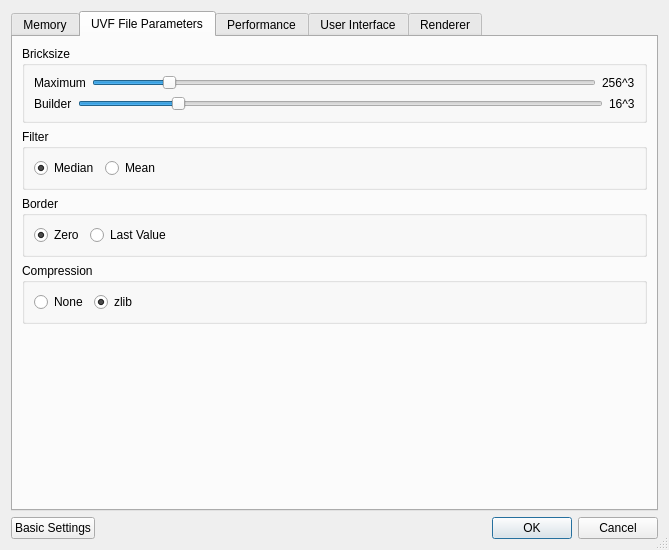
SCIInstitute/ImageVis3D, file ImageVis3D/UI/UI/SettingsDlg.ui: the form before one commit.
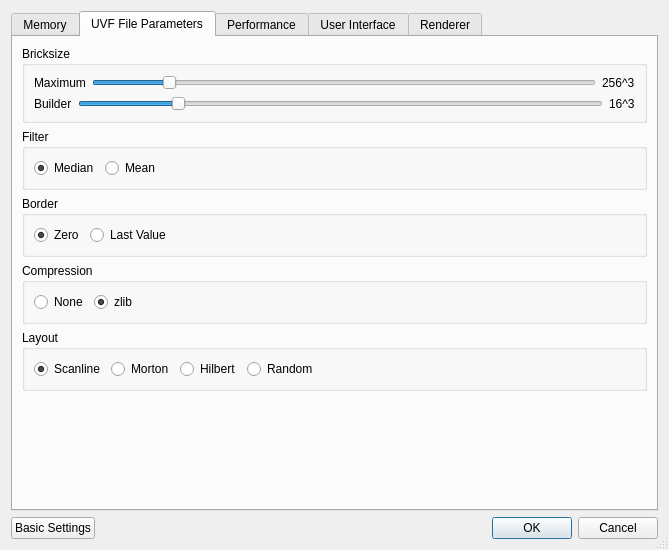
The form after the commit. The open tabs and pages were chosen to show the change.

Commit message: updated UI and CmdLine programs to support new brick layout schemes updated copyright notice and added copyright for the Hilbert Curve source code

```diff
--- a/ImageVis3D/UI/UI/SettingsDlg.ui
+++ b/ImageVis3D/UI/UI/SettingsDlg.ui
@@ -572,6 +572,59 @@
          </layout>
         </widget>
        </item>
+       <item>
+        <widget class="QGroupBox" name="groupBox_Layout">
+         <property name="title">
+          <string>Layout</string>
+         </property>
+         <layout class="QHBoxLayout" name="horizontalLayout_15">
+          <item>
+           <widget class="QRadioButton" name="radioButton_scanlineLayout">
+            <property name="text">
+             <string>Scanline</string>
+            </property>
+            <property name="checked">
+             <bool>true</bool>
+            </property>
+           </widget>
+          </item>
+          <item>
+           <widget class="QRadioButton" name="radioButton_mortonLayout">
+            <property name="text">
+             <string>Morton</string>
+            </property>
+           </widget>
+          </item>
+          <item>
+           <widget class="QRadioButton" name="radioButton_hilbertLayout">
+            <property name="text">
+             <string>Hilbert</string>
+            </property>
+           </widget>
+          </item>
+          <item>
+           <widget class="QRadioButton" name="radioButton_randomLayout">
+            <property name="text">
+             <string>Random</string>
+            </property>
+           </widget>
+          </item>
+          <item>
+           <spacer name="horizontalSpacer_5">
+            <property name="orientation">
+             <enum>Qt::Horizontal</enum>
+            </property>
+            <property name="sizeHint" stdset="0">
+             <size>
+              <width>40</width>
+              <height>20</height>
+             </size>
+            </property>
+           </spacer>
+          </item>
+         </layout>
+        </widget>
+       </item>
        <item>
         <spacer name="verticalSpacer_4">
          <property name="orientation">
```
The commit also changes 8 other files.
